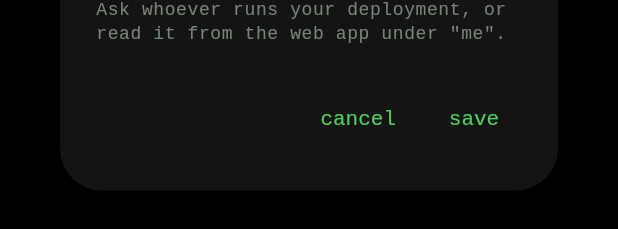
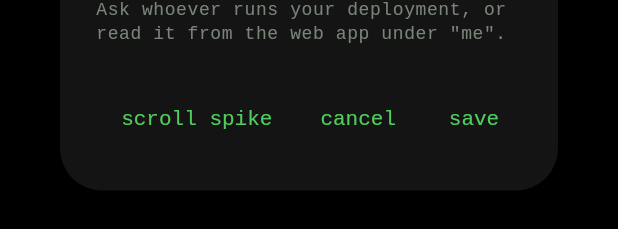
Before and after one commit to micro-teams/micro-teams, a Flutter app: the _Settings widget shown alone on an empty page, opened directly, on a phone screen of 412 x 824 dp. Shown: the part 648-877 px from the top of the screen. Run offline on Flutter 3.47's test engine with Material 3 defaults, Android fonts, the phone set to English and light mode, and no system bars; our stand-ins replace dio, flutter_riverpod, go_router, shared_preferences, stream_channel, web; missing offline and left inert: file_selector, markdown, mt_api, multipath, xterm; accounts and stored records are empty; network calls fail.

Commit message:
spike: 手机上没有地址栏，所以给 /__scroll 开一个能点到的入口
不带链接的开发路由这套做法（/__lines也是）建立在"能手输路径"这个前提上，而这个前提
只有web成立。装在手机上的安卓包根本没有地址栏，路由再存在也点不到——这个原型偏偏
就是要在手机上量，量不成等于没写。

放在设置对话框里，是因为它从登录页就能打开：刚装好的包、还没有账号，也能直接进去
测。跟原型的其余部分一起删。

```diff
--- a/app/lib/src/common/ui/settings.dart
+++ b/app/lib/src/common/ui/settings.dart
@@ -9,6 +9,7 @@ library;
 
 import 'package:flutter/material.dart';
 import 'package:flutter_riverpod/flutter_riverpod.dart';
+import 'package:go_router/go_router.dart';
 
 import '../build_info.dart';
 import '../../providers.dart';
@@ -80,6 +81,19 @@ class _SettingsState extends ConsumerState<_Settings> {
         ),
       ),
       actions: [
+        // DISPOSABLE SPIKE — the only way onto /__scroll from a phone. On the web that route is
+        // reachable by typing it, which is the whole premise of an unlinked dev route; an installed
+        // Android build has no address bar, so without a button here the experiment cannot be run
+        // on the devices it exists to measure. Here rather than anywhere prettier because this
+        // dialog opens from the LOGIN screen: it is reachable on a fresh install, before an account
+        // exists. Delete with the rest of the spike — see lib/src/spike/.
+        TextButton(
+          onPressed: () {
+            Navigator.of(context).pop();
+            GoRouter.of(context).go('/__scroll');
+          },
+          child: const Text('scroll spike'),
+        ),
         TextButton(
           onPressed: () => Navigator.of(context).pop(),
           child: const Text('cancel'),
```
